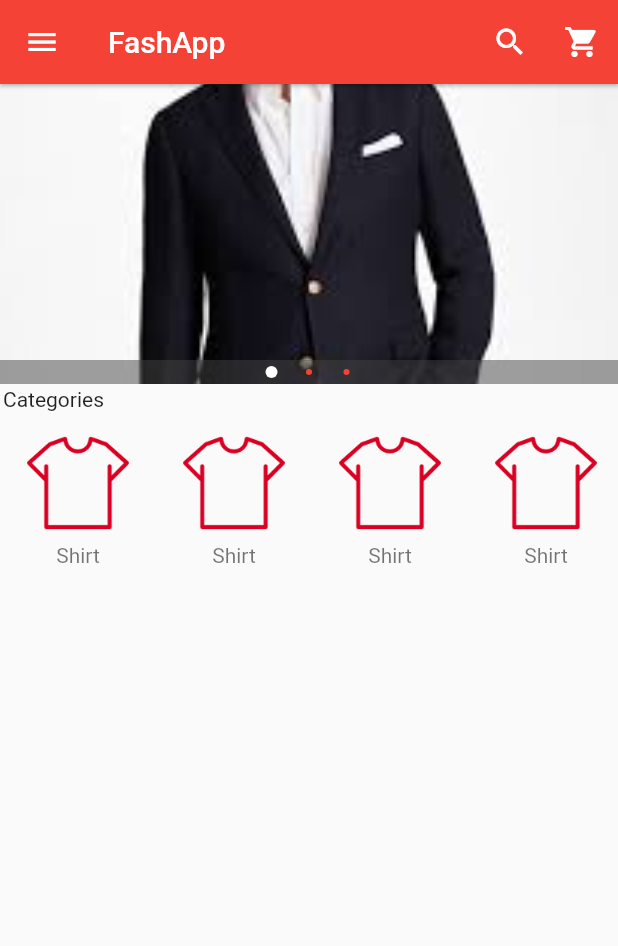
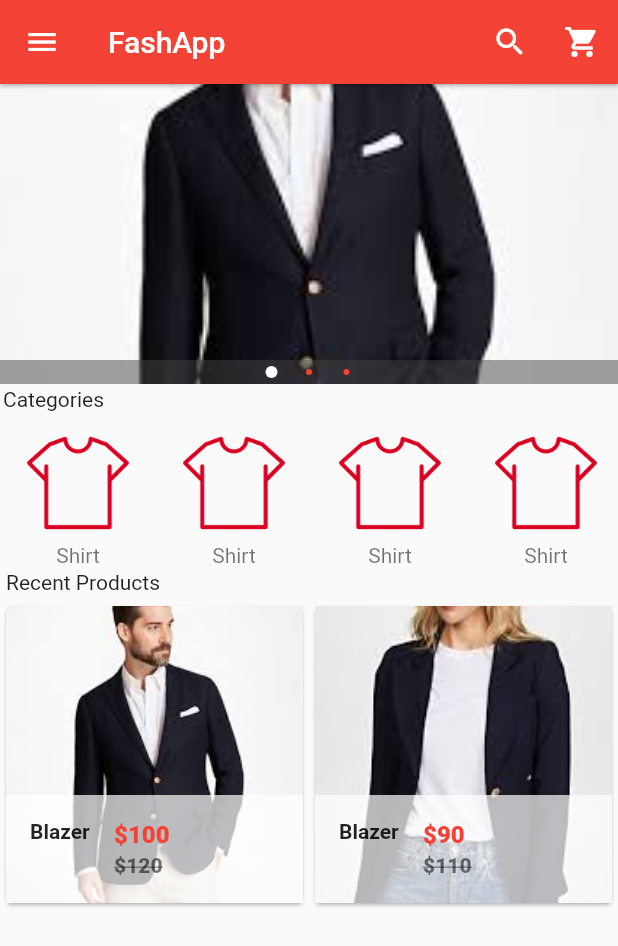
Before and after one commit to chistyinfo/flutter_ecommerce, a Flutter app: the screen it shows after launch, on a phone screen of 412 x 824 dp. Shown: the top 946 px of the screen. Run offline on Flutter 3.47's test engine with Material 2 defaults, Android fonts, the phone set to English and light mode, and no system bars; drawn by our look-alikes of carousel_pro.

Commit message:
lesson-15

```diff
--- /dev/null
+++ b/lib/components/product.dart
@@ -0,0 +1,87 @@
+import 'package:flutter/material.dart';
+import 'package:flutter_ecommerce/pages/product_details.dart';
+
+class Products extends StatefulWidget {
+  _ProductsState createState() => _ProductsState();
+}
+
+class _ProductsState extends State<Products> {
+  var product_list = [
+    {
+      "name": "Blazer",
+      "picture": "images/blazer1.jpeg",
+      "old_price": 120,
+      "price": 100,
+    },
+    {
+      "name": "Blazer",
+      "picture": "images/blazer2.jpeg",
+      "old_price": 110,
+      "price": 90,
+    }
+  ];
+
+  @override
+  Widget build(BuildContext context) {
+    return GridView.builder(
+      itemCount: product_list.length,
+      gridDelegate:
+          SliverGridDelegateWithFixedCrossAxisCount(crossAxisCount: 2),
+      itemBuilder: (BuildContext contex, int index) {
+        return Single_Prod(
+          prod_name: product_list[index]['name'],
+          prod_picture: product_list[index]['picture'],
+          prod_old_price: product_list[index]['old_price'],
+          prod_price: product_list[index]['price'],
+        );
+      },
+    );
+  }
+}
+
+class Single_Prod extends StatelessWidget {
+  final prod_name;
+  final prod_picture;
+  final prod_old_price;
+  final prod_price;
+
+//Constractor
+  Single_Prod(
+      {this.prod_name,
+      this.prod_picture,
+      this.prod_old_price,
+      this.prod_price});
+  @override
+  Widget build(BuildContext context) {
+    return Card(
+      child: Hero(
+        tag: prod_name,
+        child: Material(
+          child: InkWell(
+            onTap: () => Navigator.of(context).push(MaterialPageRoute(builder: (context) => ProductDetails())),
+            child: GridTile(
+              footer: Container(
+                color: Colors.white70,
+                child: ListTile(
+                  leading: Text(prod_name,
+                      style: TextStyle(fontWeight: FontWeight.bold)),
+                  title: Text(
+                    "\$$prod_price",
+                    style: TextStyle(
+                        color: Colors.red, fontWeight: FontWeight.w800),
+                  ),
+                  subtitle: Text("\$$prod_old_price",
+                      style: TextStyle(
+                          color: Colors.black54,
+                          fontWeight: FontWeight.w800,
+                          decoration: TextDecoration.lineThrough)),
+                ),
+              ),
+              child: Image.asset(prod_picture, fit: BoxFit.cover),
+            ),
+          ),
+        ),
+      ),
+    );
+  }
+}
--- a/lib/main.dart
+++ b/lib/main.dart
@@ -1,6 +1,7 @@
 import 'package:flutter/material.dart';
 import 'package:carousel_pro/carousel_pro.dart';
 import 'package:flutter_ecommerce/components/horizontal.dart';
+import 'package:flutter_ecommerce/components/product.dart';
 
 void main() {
   runApp(MaterialApp(
@@ -137,7 +138,14 @@ class _HomePageState extends State<HomePage> {
           Padding(padding: const EdgeInsets.all(2.0),
           child: Text('Categories'),),
           //Horizontal listview
-          HorizontalList()
+          HorizontalList(),
+          Padding(padding: const EdgeInsets.all(4.0),
+          child: Text('Recent Products'),),
+          //Grid view
+          Container(
+            height: 320.0,
+            child: Products(),
+          )
         ],
       ),
     );
```
Also changed, not shown: lib/pages/product_details.dart (added).
